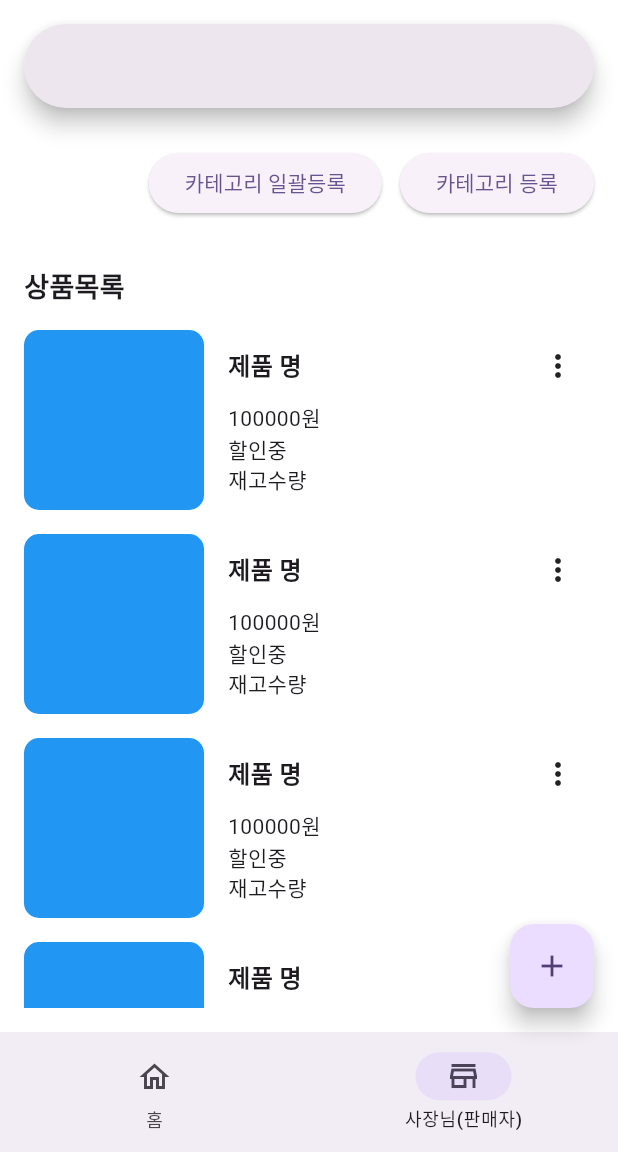
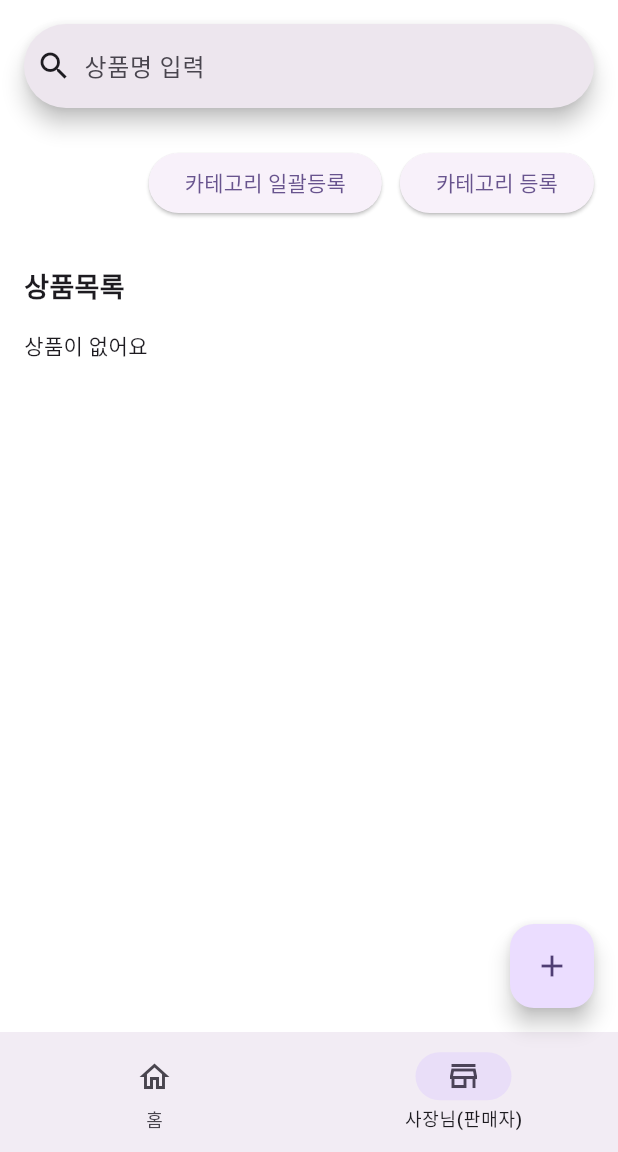
Before and after one commit to Choi-Big-Root/big_root_market, a Flutter app: the HomeScreen screen opened by its route, item 2 of the bottom bar chosen, on a phone screen of 412 x 824 dp, the part 84-1236 px from its top. Run offline on Flutter 3.47's test engine with Material 3 defaults, Android fonts, the light colour scheme and no system bars; our stand-ins replace camera, cloud_firestore, dots_indicator, firebase_auth, firebase_core, flutter_dotenv and 5 more; accounts and stored records are empty; generated files the repository leaves out were written again.

Commit message:
[20250402] Seller Widget Modift
판매자 위젯 내부 Firebase 연동해서 상품정보 가져오기.

```diff
--- a/lib/home/widgets/seller_widget.dart
+++ b/lib/home/widgets/seller_widget.dart
@@ -1,3 +1,4 @@
+import 'package:big_root_market/model/product.dart';
 import 'package:cloud_firestore/cloud_firestore.dart';
 import 'package:flutter/material.dart';
 
@@ -9,7 +10,34 @@ class SellerWidget extends StatefulWidget {
 }
 
 class _SellerWidgetState extends State<SellerWidget> {
+  TextEditingController searchTextEditingController = TextEditingController();
   final _db = FirebaseFirestore.instance;
+
+  Future<List<Product>> fetchProducts() async {
+    final resp = await _db.collection('products').orderBy('timeStamp').get();
+    List<Product> items = [];
+    //도큐먼트들을 가져옴.
+    for (var doc in resp.docs) {
+      final item = Product.fromJson(
+        doc.data(),
+      ); // map 형태의 doc.data() 를 Product 객체로 변환.
+
+      // `doc.data()`에서 반환된 데이터는 `product` 객체에 사용되는 `docId` 값을 포함하지 않기 때문에,
+      // `copyWith`를 사용하여 기존 `item` 객체에 `docId`를 추가한 새로운 객체를 생성.
+      final realItem = item.copyWith(docId: doc.id);
+      items.add(realItem);
+    }
+    return items;
+  }
+
+  Stream<QuerySnapshot> streamProducts(String query) {
+    if (query.isNotEmpty) {
+      return _db.collection('products').orderBy('title').snapshots();
+    }
+    return _db.collection('proudcts').orderBy('title').startAt([query]).endAt([
+      "$query\uf8ff",
+    ]).snapshots();
+  }
 
   Future<Map<String, dynamic>> addCategory(String title) async {
     try {
@@ -51,7 +79,11 @@ class _SellerWidgetState extends State<SellerWidget> {
       child: Column(
         crossAxisAlignment: CrossAxisAlignment.start,
         children: [
-          const SearchBar(),
+          SearchBar(
+            controller: searchTextEditingController,
+            leading: const Icon(Icons.search_outlined),
+            hintText: '상품명 입력',
+          ),
           const SizedBox(height: 10),
           Padding(
             padding: const EdgeInsets.symmetric(vertical: 16),
@@ -228,9 +260,40 @@ class _SellerWidgetState extends State<SellerWidget> {
             ),
           ),
           Expanded(
-            child: ListView.builder(
+            //child: FutureBuilder(
+            //future: fetchProducts(),
+            child: StreamBuilder(
+              stream: streamProducts(searchTextEditingController.text),
+              builder: (context, snapshot) {
+                if (snapshot.connectionState == ConnectionState.waiting) {
+                  return const CircularProgressIndicator();
+                }
+                if (snapshot.hasError) {
+                  return Text('오류발생 ${snapshot.error}');
+                }
+
+                final data = snapshot.data;
+                if (data == null || data.docs.isEmpty) {
+                  return const Text('상품이 없어요');
+                }
+                final items =
+                    data.docs
+                        .map(
+                          (item) => Product.fromJson(
+                            item.data() as Map<String, dynamic>,
+                          ).copyWith(docId: item.id),
+                        )
+                        .toList();
+
+                return ListView.builder(
+                  itemCount: items.length,
                   itemBuilder: (context, index) {
-                return Container(
+                    final item = items[index];
+                    return GestureDetector(
+                      onTap: () {
+                        debugPrint(item.docId);
+                      },
+                      child: Container(
                         margin: const EdgeInsets.only(bottom: 16),
                         height: 120,
                         //color: Colors.orange,
@@ -241,6 +304,13 @@ class _SellerWidgetState extends State<SellerWidget> {
                               decoration: BoxDecoration(
                                 color: Colors.blue,
                                 borderRadius: BorderRadius.circular(10),
+                                image: DecorationImage(
+                                  image: NetworkImage(
+                                    item.imgUrl ??
+                                        'https://picsum.photos/id/320/200/200',
+                                  ),
+                                  fit: BoxFit.cover,
+                                ),
                               ),
                             ),
                             Expanded(
@@ -253,9 +323,9 @@ class _SellerWidgetState extends State<SellerWidget> {
                                       mainAxisAlignment:
                                           MainAxisAlignment.spaceBetween,
                                       children: [
-                                  const Text(
-                                    '제품 명',
-                                    style: TextStyle(
+                                        Text(
+                                          item.title ?? '제품명',
+                                          style: const TextStyle(
                                             fontSize: 16,
                                             fontWeight: FontWeight.bold,
                                           ),
@@ -266,22 +336,36 @@ class _SellerWidgetState extends State<SellerWidget> {
                                                 const PopupMenuItem(
                                                   child: Text('리뷰'),
                                                 ),
-                                          const PopupMenuItem(
-                                            child: Text('삭제'),
+                                                PopupMenuItem(
+                                                  onTap: () async {
+                                                    await FirebaseFirestore
+                                                        .instance
+                                                        .collection('products')
+                                                        .doc(item.docId)
+                                                        .delete();
+                                                  },
+                                                  child: const Text('삭제'),
                                                 ),
                                               ],
                                         ),
                                       ],
                                     ),
-                              const Text('100000원'),
-                              const Text('할인중'),
-                              const Text('재고수량'),
+                                    Text('${item.price ?? '0'} 원'),
+                                    Text(switch (item.isSale) {
+                                      true => '할인 중',
+                                      false => '할인 없음',
+                                      _ => '에러 문의',
+                                    }),
+                                    Text('재고수량 : ${item.stock} 개'),
                                   ],
                                 ),
                               ),
                             ),
                           ],
                         ),
+                      ),
+                    );
+                  },
                 );
               },
             ),
```
Lines whose indentation alone changed are shown as unchanged.
